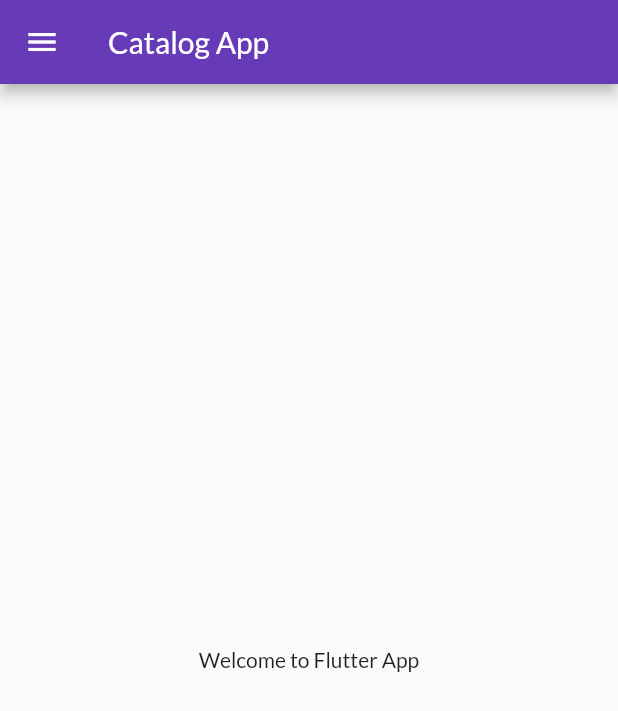
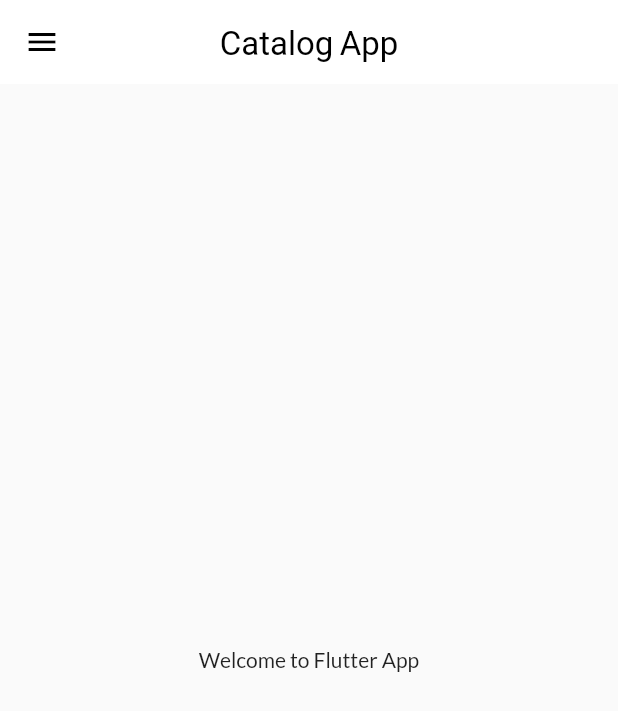
Before and after one commit to hafizasad45/Flutter_Catalog_App, a Flutter app: the screen it shows after launch, on a phone screen of 412 x 824 dp. Shown: the top 711 px of the screen. Run offline on Flutter 3.47's test engine with Material 2 defaults, Android fonts, the phone set to English and light mode, and no system bars; our stand-ins replace google_fonts.

Commit message:
theme extracted

```diff
--- a/lib/main.dart
+++ b/lib/main.dart
@@ -2,6 +2,7 @@
 
 import 'package:catalog_app/pages/login_page.dart';
 import 'package:catalog_app/utils/routes.dart';
+import 'package:catalog_app/widgets/themes.dart';
 import 'package:flutter/material.dart';
 import 'package:google_fonts/google_fonts.dart';
 
@@ -19,13 +20,8 @@ class MyApp extends StatelessWidget {
     return MaterialApp(
       debugShowCheckedModeBanner: false,
       themeMode: ThemeMode.light,
-      theme: ThemeData(
-        primarySwatch: Colors.deepPurple,
-        fontFamily: GoogleFonts.lato().fontFamily,
-      ),
-      darkTheme: ThemeData(
-        brightness: Brightness.dark,
-      ),
+      theme: MyTheme.lightTheme,
+      darkTheme: MyTheme.darkTheme,
       initialRoute: MyRoutes.homeRoute,
       routes: {
         MyRoutes.loginRoute: (context) => LoginPage(),
--- /dev/null
+++ b/lib/widgets/themes.dart
@@ -0,0 +1,22 @@
+// ignore_for_file: prefer_const_constructors
+
+import 'package:flutter/material.dart';
+import 'package:google_fonts/google_fonts.dart';
+
+class MyTheme {
+  static ThemeData get lightTheme => ThemeData(
+        primarySwatch: Colors.deepPurple,
+        fontFamily: GoogleFonts.lato().fontFamily,
+        appBarTheme: AppBarTheme(
+          color: Colors.white,
+          centerTitle: true,
+          elevation: 0.0,
+          iconTheme: IconThemeData(color: Colors.black),
+          titleTextStyle: TextStyle(color: Colors.black, fontSize: 22),
+        ),
+      );
+
+  static ThemeData get darkTheme => ThemeData(
+        brightness: Brightness.dark,
+      );
+}
```
